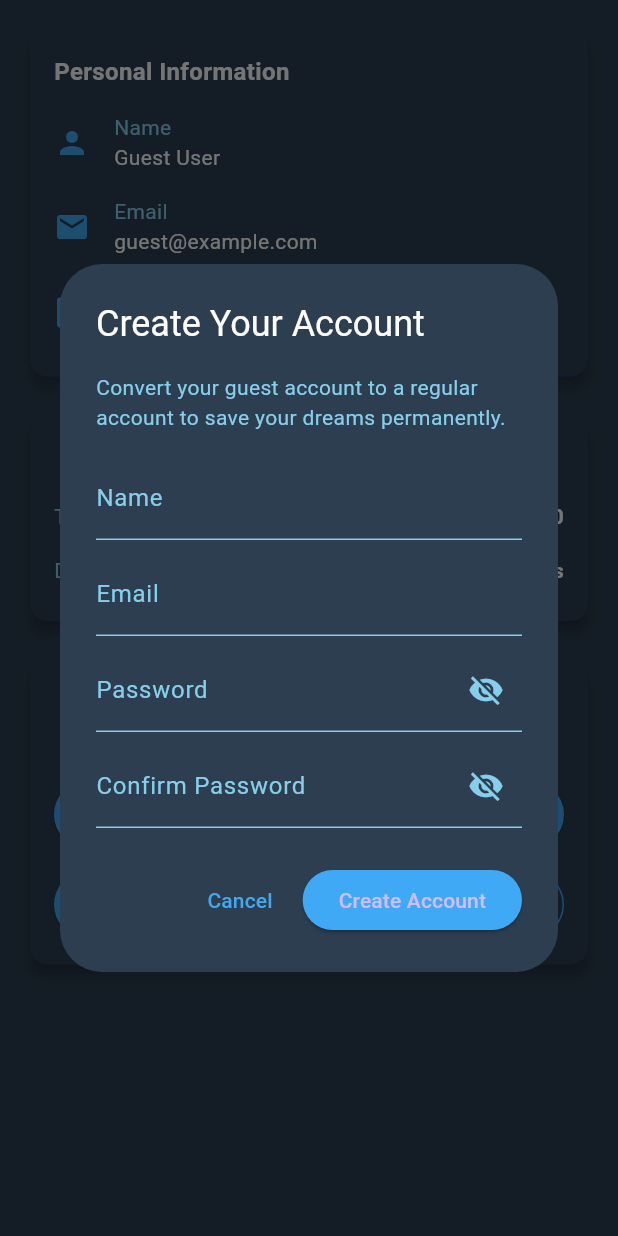
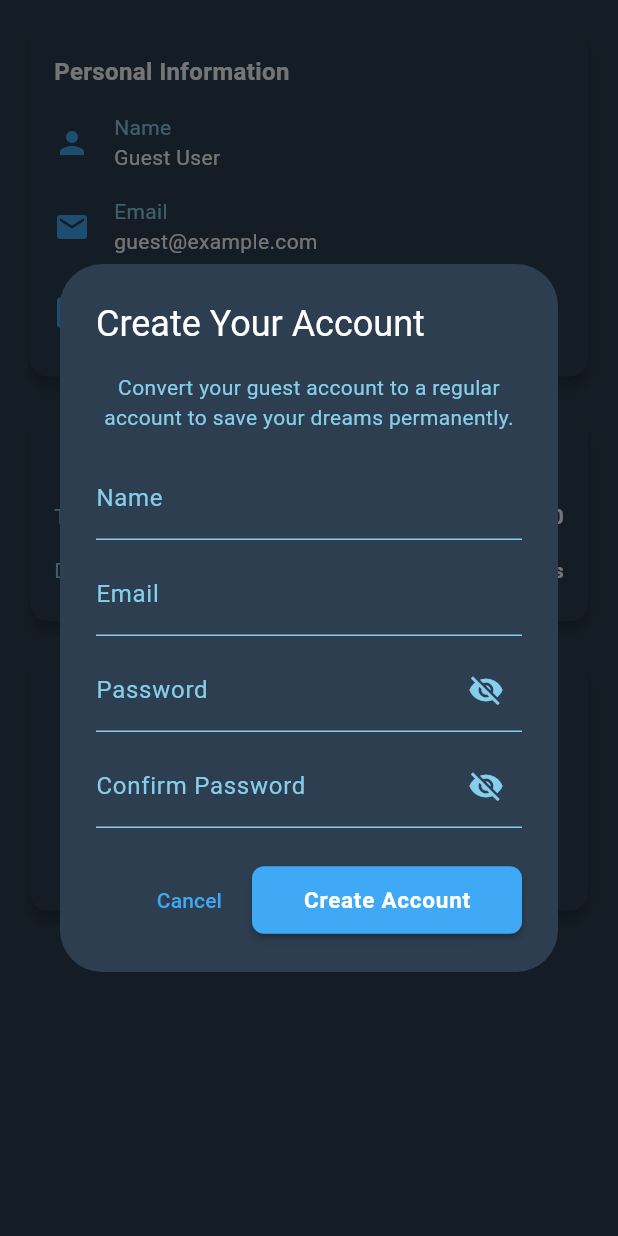
Before and after one commit to Syamgith/ai-dream-journal-frontend, a Flutter app: the ProfilePage screen opened by its route, after a tap on "Convert to Regular Account", on a phone screen of 412 x 824 dp. Run offline on Flutter 3.47's test engine with Material 3 defaults, Android fonts, the phone set to English and light mode, and no system bars; our stand-ins replace flutter_dotenv, flutter_riverpod, flutter_secure_storage, google_sign_in; accounts and stored records are empty; network calls fail.

Commit message:
modified profile page ui for guest

```diff
--- a/dream_journal_app/lib/features/auth/presentation/pages/login_page.dart
+++ b/dream_journal_app/lib/features/auth/presentation/pages/login_page.dart
@@ -161,7 +161,7 @@ class _LoginPageState extends ConsumerState<LoginPage> {
 
                   // App Subtitle
                   const Text(
-                    'Record and analyze your dreams',
+                    'Record and explore your dreams',
                     style: TextStyle(
                       fontSize: 16,
                       color: Colors.white70,
--- a/dream_journal_app/lib/features/profile/presentation/pages/profile_page.dart
+++ b/dream_journal_app/lib/features/profile/presentation/pages/profile_page.dart
@@ -1,6 +1,7 @@
 import 'package:flutter/material.dart';
 import 'package:flutter_riverpod/flutter_riverpod.dart';
 import '../../../../core/constants/app_colors.dart';
+import '../../../auth/presentation/widgets/auth_button.dart';
 import 'providers/profile_provider.dart';
 import '../../../../../features/auth/presentation/providers/auth_provider.dart';
 import '../../../../core/widgets/custom_snackbar.dart';
@@ -14,7 +15,10 @@ class ProfilePage extends ConsumerWidget {
 
     return Scaffold(
       backgroundColor: AppColors.background,
-      body: ListView(
+      body: Center(
+        child: ConstrainedBox(
+          constraints: const BoxConstraints(maxWidth: 600),
+          child: ListView(
             padding: const EdgeInsets.all(16),
             children: [
               _buildProfileCard(profile, context, ref),
@@ -24,11 +28,15 @@ class ProfilePage extends ConsumerWidget {
               if (profile.isGuest) _buildGuestMessage(context, ref),
             ],
           ),
+        ),
+      ),
     );
   }
 
   Widget _buildLogoutButton(BuildContext context, WidgetRef ref) {
-    return ElevatedButton.icon(
+    return SizedBox(
+      width: 150,
+      child: ElevatedButton.icon(
         icon: const Icon(Icons.logout, color: AppColors.white),
         label: const Text('Logout', style: TextStyle(color: AppColors.white)),
         style: ElevatedButton.styleFrom(
@@ -37,6 +45,7 @@ class ProfilePage extends ConsumerWidget {
           shape: RoundedRectangleBorder(borderRadius: BorderRadius.circular(8)),
         ),
         onPressed: () => _showLogoutConfirmation(context, ref),
+      ),
     );
   }
 
@@ -80,6 +89,8 @@ class ProfilePage extends ConsumerWidget {
         title: const Text('Edit Profile',
             style: TextStyle(color: AppColors.white)),
         content: SingleChildScrollView(
+          child: SizedBox(
+            width: 320,
             child: Column(
               mainAxisSize: MainAxisSize.min,
               children: [
@@ -95,6 +106,7 @@ class ProfilePage extends ConsumerWidget {
                     focusedBorder: UnderlineInputBorder(
                       borderSide: BorderSide(color: AppColors.primaryBlue),
                     ),
+                    constraints: BoxConstraints(maxWidth: 320),
                   ),
                 ),
                 const SizedBox(height: 8),
@@ -106,13 +118,15 @@ class ProfilePage extends ConsumerWidget {
                   decoration: InputDecoration(
                     labelText: 'Email (cannot be changed)',
                     labelStyle: const TextStyle(color: AppColors.lightBlue),
+                    constraints: const BoxConstraints(maxWidth: 320),
                     disabledBorder: UnderlineInputBorder(
-                    borderSide:
-                        BorderSide(color: AppColors.lightBlue.withOpacity(0.5)),
+                      borderSide: BorderSide(
+                          color: AppColors.lightBlue.withOpacity(0.5)),
                     ),
                   ),
                 ),
               ],
+            ),
           ),
         ),
         actions: [
@@ -121,7 +135,9 @@ class ProfilePage extends ConsumerWidget {
             child: const Text('Cancel',
                 style: TextStyle(color: AppColors.primaryBlue)),
           ),
-          ElevatedButton(
+          SizedBox(
+            width: 100,
+            child: ElevatedButton(
               style: ElevatedButton.styleFrom(
                 backgroundColor: AppColors.primaryBlue,
               ),
@@ -134,6 +150,7 @@ class ProfilePage extends ConsumerWidget {
               },
               child: const Text('Save'),
             ),
+          ),
         ],
       ),
     );
@@ -143,58 +160,57 @@ class ProfilePage extends ConsumerWidget {
     return Card(
       color: AppColors.darkBlue,
       child: Padding(
-        padding: const EdgeInsets.all(16),
+        padding: const EdgeInsets.symmetric(horizontal: 16, vertical: 12),
         child: Column(
+          mainAxisSize: MainAxisSize.min,
           children: [
             const Text(
               'You are currently using a guest account',
-              style: TextStyle(color: AppColors.lightBlue),
+              style: TextStyle(color: AppColors.lightBlue, fontSize: 12),
+              textAlign: TextAlign.center,
+            ),
+            const SizedBox(height: 4),
+            const Text(
+              'Convert to a regular account to save your dreams permanently',
+              style: TextStyle(color: AppColors.lightBlue, fontSize: 10),
               textAlign: TextAlign.center,
             ),
             const SizedBox(height: 8),
+            Center(
+              child: SizedBox(
+                width: 300,
+                height: 36,
+                child: AuthButton(
+                  text: 'Convert to Regular Account',
+                  onPressed: () => _showConvertGuestDialog(context, ref),
+                  isLoading: false,
+                  backgroundColor: AppColors.primaryBlue,
+                  textColor: AppColors.white,
+                ),
+              ),
+            ),
+            const SizedBox(height: 8),
             const Text(
-              'Your dreams are saved locally but will be lost if you logout',
-              style: TextStyle(color: AppColors.lightBlue, fontSize: 12),
+              'Your dreams will be lost if you logout',
+              style: TextStyle(color: AppColors.lightBlue, fontSize: 10),
               textAlign: TextAlign.center,
             ),
-            const SizedBox(height: 16),
-            ElevatedButton(
-              style: ElevatedButton.styleFrom(
-                backgroundColor: AppColors.primaryBlue,
-                minimumSize: const Size(double.infinity, 45),
-              ),
-              onPressed: () => _showConvertGuestDialog(context, ref),
-              child: const Text('Convert to Regular Account'),
-            ),
-            const SizedBox(height: 12),
-            Row(
-              children: [
-                Expanded(
-                  child: ElevatedButton(
-                    style: ElevatedButton.styleFrom(
-                      backgroundColor: AppColors.primaryBlue,
-                      minimumSize: const Size(double.infinity, 45),
-                    ),
-                    onPressed: () {
-                      // Navigate to login page
-                      ref.read(authProvider.notifier).logout();
-                    },
-                    child: const Text('Sign in'),
-                  ),
-                ),
-                const SizedBox(width: 8),
-                Expanded(
+            const SizedBox(height: 4),
+            Center(
+              child: SizedBox(
+                width: 140,
+                height: 36,
                 child: OutlinedButton(
                   style: OutlinedButton.styleFrom(
                     side: const BorderSide(color: AppColors.primaryBlue),
-                      minimumSize: const Size(double.infinity, 45),
+                    padding:
+                        const EdgeInsets.symmetric(horizontal: 12, vertical: 0),
                   ),
                   onPressed: () => _showLogoutConfirmation(context, ref),
                   child: const Text('Logout',
                       style: TextStyle(color: AppColors.primaryBlue)),
                 ),
               ),
-              ],
             ),
           ],
         ),
@@ -222,12 +238,16 @@ class ProfilePage extends ConsumerWidget {
             title: const Text('Create Your Account',
                 style: TextStyle(color: AppColors.white)),
             content: SingleChildScrollView(
+              child: SizedBox(
+                width: 320,
                 child: Column(
                   mainAxisSize: MainAxisSize.min,
                   children: [
                     const Text(
                       'Convert your guest account to a regular account to save your dreams permanently.',
-                    style: TextStyle(color: AppColors.lightBlue, fontSize: 14),
+                      style:
+                          TextStyle(color: AppColors.lightBlue, fontSize: 14),
+                      textAlign: TextAlign.center,
                     ),
                     const SizedBox(height: 16),
                     TextField(
@@ -242,6 +262,7 @@ class ProfilePage extends ConsumerWidget {
                         focusedBorder: UnderlineInputBorder(
                           borderSide: BorderSide(color: AppColors.primaryBlue),
                         ),
+                        constraints: BoxConstraints(maxWidth: 320),
                       ),
                     ),
                     const SizedBox(height: 8),
@@ -258,6 +279,7 @@ class ProfilePage extends ConsumerWidget {
                         focusedBorder: UnderlineInputBorder(
                           borderSide: BorderSide(color: AppColors.primaryBlue),
                         ),
+                        constraints: BoxConstraints(maxWidth: 320),
                       ),
                     ),
                     const SizedBox(height: 8),
@@ -274,6 +296,7 @@ class ProfilePage extends ConsumerWidget {
                         focusedBorder: const UnderlineInputBorder(
                           borderSide: BorderSide(color: AppColors.primaryBlue),
                         ),
+                        constraints: const BoxConstraints(maxWidth: 320),
                         suffixIcon: IconButton(
                           icon: Icon(
                             obscurePassword
@@ -303,6 +326,7 @@ class ProfilePage extends ConsumerWidget {
                         focusedBorder: const UnderlineInputBorder(
                           borderSide: BorderSide(color: AppColors.primaryBlue),
                         ),
+                        constraints: const BoxConstraints(maxWidth: 320),
                         suffixIcon: IconButton(
                           icon: Icon(
                             obscureConfirmPassword
@@ -330,6 +354,7 @@ class ProfilePage extends ConsumerWidget {
                   ],
                 ),
               ),
+            ),
             actions: [
               TextButton(
                 onPressed:
@@ -337,9 +362,17 @@ class ProfilePage extends ConsumerWidget {
                 child: const Text('Cancel',
                     style: TextStyle(color: AppColors.primaryBlue)),
               ),
-              ElevatedButton(
+              SizedBox(
+                width: 180,
+                child: ElevatedButton(
                   style: ElevatedButton.styleFrom(
                     backgroundColor: AppColors.primaryBlue,
+                    minimumSize: const Size(180, 40),
+                    padding: const EdgeInsets.symmetric(
+                        horizontal: 16, vertical: 12),
+                    shape: RoundedRectangleBorder(
+                        borderRadius: BorderRadius.circular(8)),
+                    elevation: 2,
                   ),
                   onPressed: isConverting
                       ? null
@@ -418,7 +451,16 @@ class ProfilePage extends ConsumerWidget {
                             strokeWidth: 2,
                           ),
                         )
-                    : const Text('Create Account'),
+                      : const Text(
+                          'Create Account',
+                          style: TextStyle(
+                            color: AppColors.white,
+                            fontSize: 15,
+                            fontWeight: FontWeight.w600,
+                            letterSpacing: 0.5,
+                          ),
+                        ),
+                ),
               ),
             ],
           );
```
Lines whose indentation alone changed are shown as unchanged.
